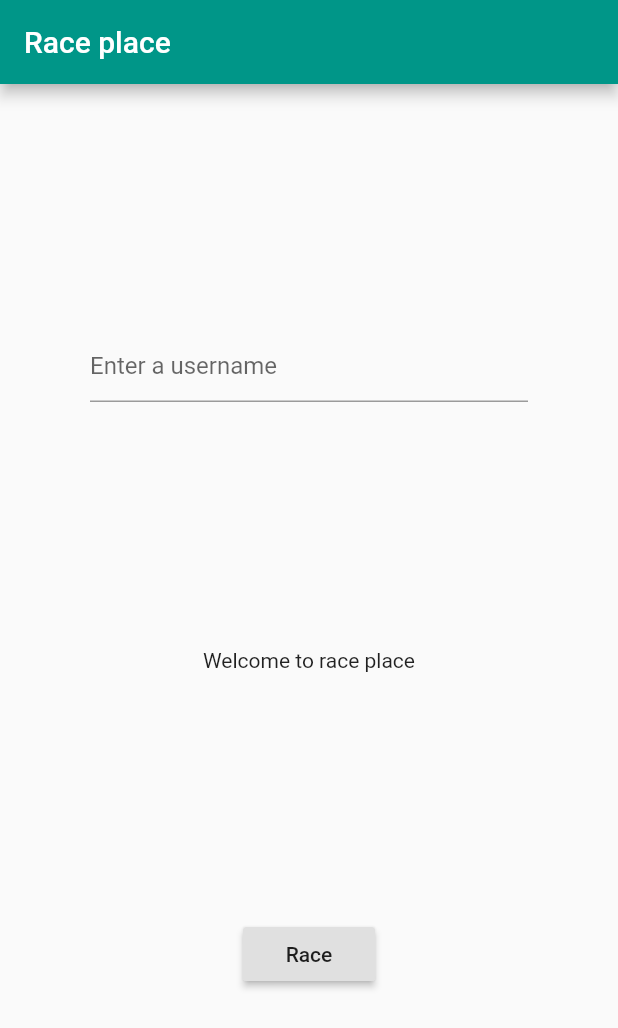
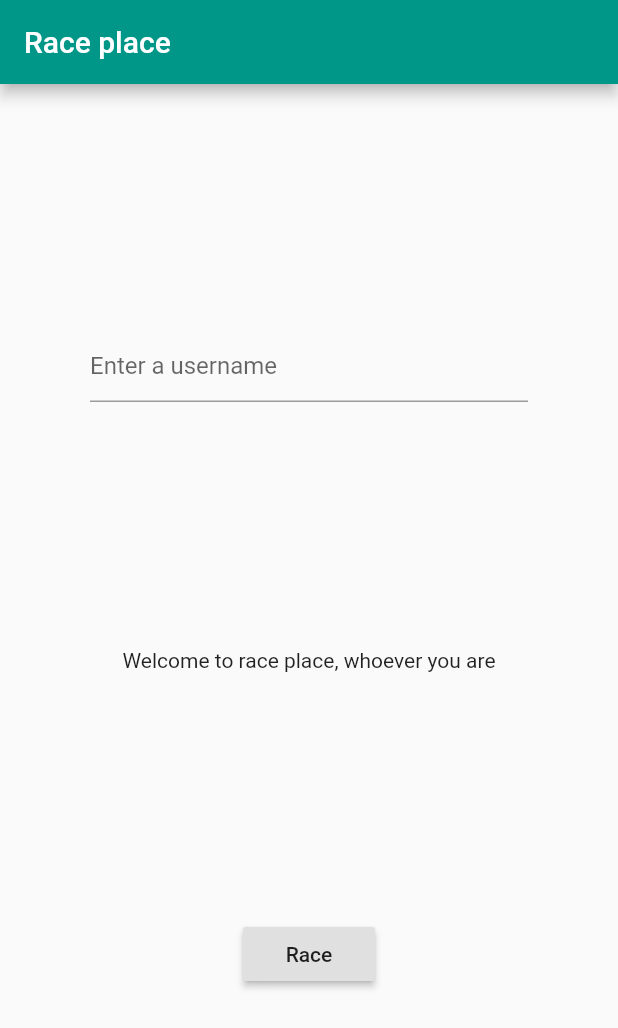
Before and after one commit to chance-cyphers/race-place, a Flutter app: the HomePage screen opened directly, on a phone screen of 412 x 824 dp. Shown: the top 1028 px of the screen. Run offline on Flutter 3.47's test engine with Material 2 defaults, Android fonts, the phone set to English and light mode, and no system bars; our stand-ins replace flutter_secure_storage, location; accounts and stored records are empty; generated files the repository leaves out were written again.

Commit message:
Show username on home page

```diff
--- a/lib/page/home_page.dart
+++ b/lib/page/home_page.dart
@@ -1,4 +1,6 @@
 import 'package:flutter/material.dart';
+import 'package:race_place/auth/credentials_keeper.dart';
+import 'package:race_place/auth/parser.dart';
 import 'package:race_place/page/lobby_page.dart';
 import 'package:race_place/api/race_api_client.dart';
 
@@ -9,6 +11,7 @@ class HomePage extends StatefulWidget {
 
 class _HomePageState extends State<HomePage> {
   final _usernameController = TextEditingController();
+  var username = "whoever you are";
 
   void _onPress(BuildContext context) {
     var isEmpty =
@@ -17,6 +20,16 @@ class _HomePageState extends State<HomePage> {
     raceApiClient.createEntrant(username).then((entrant) {
       Navigator.of(context).push(new MaterialPageRoute(
           builder: (BuildContext buildContext) => LobbyPage(entrant: entrant)));
+    });
+  }
+
+  @override
+  void initState() {
+    super.initState();
+    credentialsKeeper.getCredentials().then((creds) {
+      setState(() {
+        username = getName(creds.idToken);
+      });
     });
   }
 
@@ -41,7 +54,7 @@ class _HomePageState extends State<HomePage> {
               decoration: InputDecoration(hintText: "Enter a username"),
             ),
             Text(
-              'Welcome to race place',
+              'Welcome to race place, ' + username,
             ),
             RaisedButton(
               child: Text("Race"),
```
